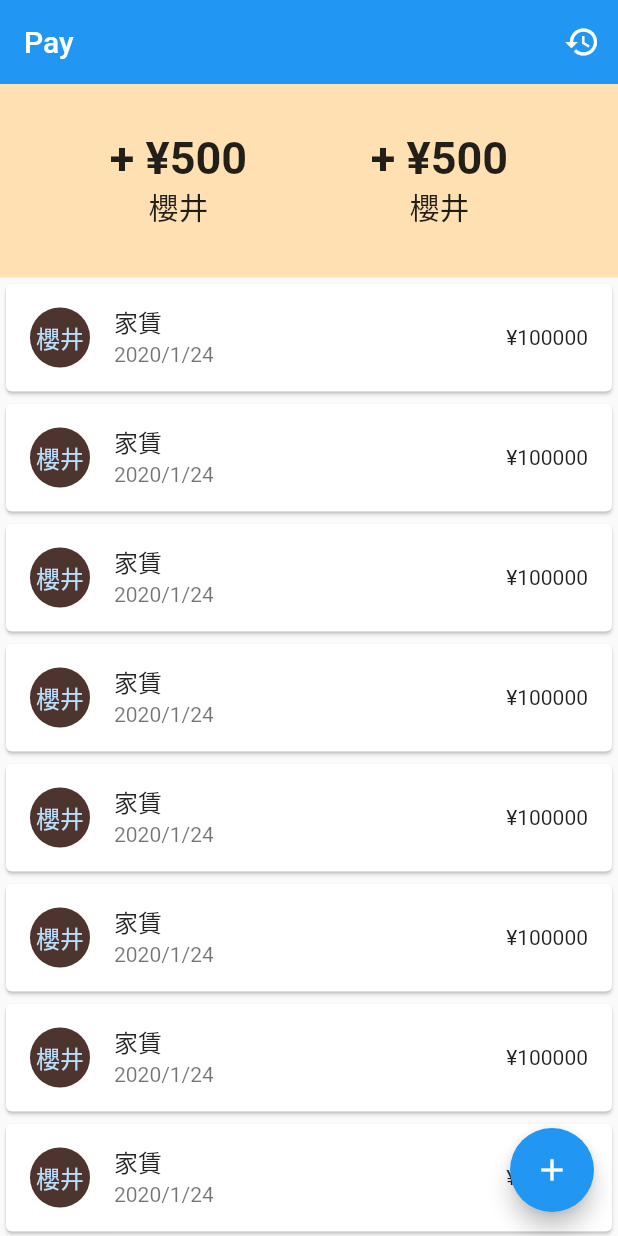
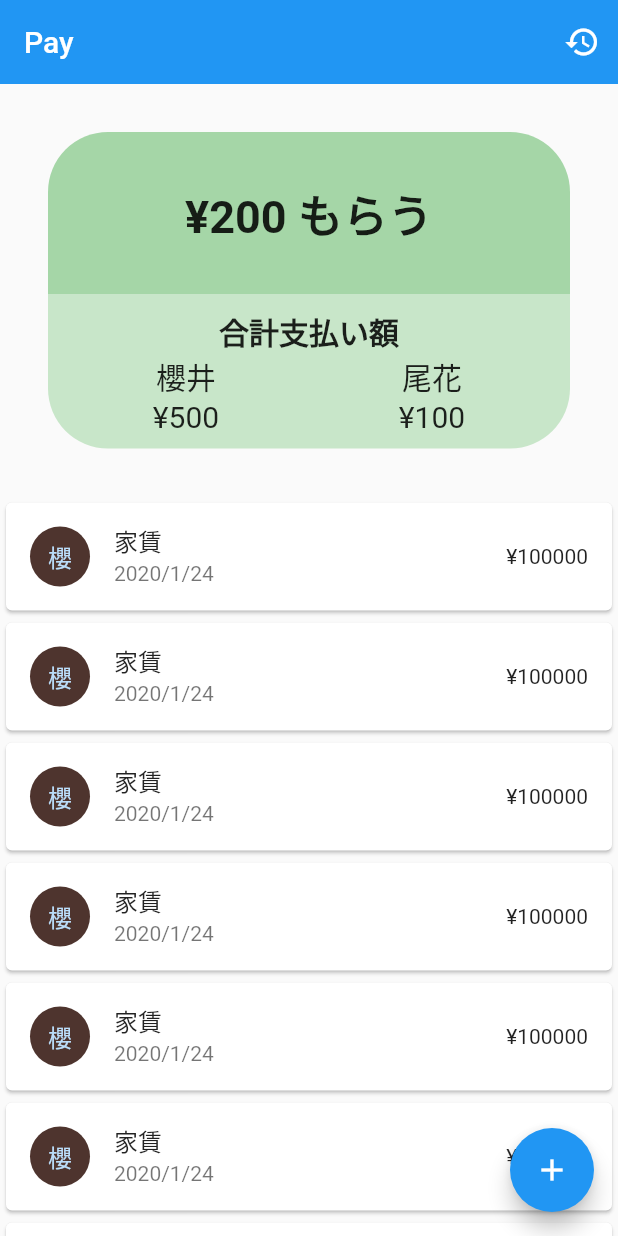
Before and after one commit to shibadog39/refactor-room-sharing-flutter, a Flutter app: the screen it shows after launch, on a phone screen of 412 x 824 dp. Run offline on Flutter 3.47's test engine with Material 2 defaults, Android fonts, the phone set to English and light mode, and no system bars.

Commit message:
精算画面のレイアウトを修正する

```diff
--- a/lib/main.dart
+++ b/lib/main.dart
@@ -6,100 +6,74 @@ class MyApp extends StatelessWidget {
   // This widget is the root of your application.
   @override
   Widget build(BuildContext context) {
-//    final results = Container(
-//        padding: EdgeInsets.all(20),
-//        child: Card(
-//          child: Table(
-//            defaultVerticalAlignment: TableCellVerticalAlignment.middle,
-//            children: [
-//              TableRow(
-//                  decoration: new BoxDecoration(
-//                      border: new Border(
-//                          bottom: BorderSide(
-//                              width: 1.0, color: Color(0xFFFF000000)))),
-//                  children: [
-//                    Text('名前'),
-//                    Text('負担'),
-//                    Text('精算'),
-//                  ]),
-//              TableRow(children: [
-//                Text('櫻井'),
-//                Text('¥120'),
-//                Text('+ ¥60'),
-//              ]),
-//              TableRow(children: [
-//                Text('尾花'),
-//                Text('¥0'),
-//                Text('- ¥60'),
-//              ]),
-//            ],
-//          ),
-//        ));
-//
-//    final resultTable = Center(
-//        child: Container(
-//      height: 150,
-//      child: Row(
-//        crossAxisAlignment: CrossAxisAlignment.start,
-//        mainAxisAlignment: MainAxisAlignment.center,
-//        children: [
-//          Container(
-//            width: 300,
-//            child: Container(
-//              child: Column(
-//                children: [results],
-//              ),
-//            ),
-//          ),
-//        ],
-//      ),
-//    ));
-
     Widget titleSection = Container(
       padding: const EdgeInsets.all(32),
-      color: Colors.orange[100],
-      child: Row(
-        children: [
-          Expanded(
-            child: Center(
       child: Column(
         children: [
-                  Text(
-                    '+ ¥500',
+          Container(
+            decoration: new BoxDecoration(
+                color: Colors.green[200],
+                borderRadius: new BorderRadius.only(
+                    topLeft:  const  Radius.circular(40.0),
+                    topRight: const  Radius.circular(40.0))
+            ),
+            padding: const EdgeInsets.all(32),
+            child: Center(
+              child: Text(
+                '¥200 もらう',
                 style: TextStyle(
                   fontSize: 30,
                   fontWeight: FontWeight.bold,
                 ),
               ),
-                  Text(
-                    '櫻井',
+            ),
+          ),
+          Container(
+            decoration: new BoxDecoration(
+                color: Colors.green[100],
+                borderRadius: new BorderRadius.only(
+                    bottomLeft:  const  Radius.circular(40.0),
+                    bottomRight: const  Radius.circular(40.0))
+            ),
+            padding: const EdgeInsets.all(10),
+            child: Column(
+              children: [
+                Text('合計支払い額',
                     style: TextStyle(
                       fontSize: 20,
-                    ),
-                  ),
+                      fontWeight: FontWeight.bold,
+                    )),
+                Row(children: [
+                  Expanded(
+                    child: Column(
+                      children: [
+                        Text('櫻井',
+                            style: TextStyle(
+                              fontSize: 20,
+                            )),
+                        Text('¥500',
+                            style: TextStyle(
+                              fontSize: 20,
+                            )),
                       ],
                     ),
                   ),
-          ),
                   Expanded(
-            child: Center(
                     child: Column(
                       children: [
-                  Text(
-                    '+ ¥500',
+                        Text('尾花',
                             style: TextStyle(
-                      fontSize: 30,
-                      fontWeight: FontWeight.bold,
+                              fontSize: 20,
+                            )),
+                        Text('¥100',
+                            style: TextStyle(
+                              fontSize: 20,
+                            )),
+                      ],
                     ),
                   ),
-                  Text(
-                    '櫻井',
-                    style: TextStyle(
-                      fontSize: 20,
-                    ),
-                  ),
+                ]),
               ],
-              ),
             ),
           ),
         ],
@@ -110,7 +84,7 @@ class MyApp extends StatelessWidget {
           child: ListTile(
             leading: CircleAvatar(
               backgroundColor: Colors.brown.shade800,
-              child: Text('櫻井'),
+              child: Text('櫻'),
             ),
             title: Text('家賃'),
             subtitle: Text('2020/1/24'),
```
Lines whose indentation alone changed are shown as unchanged.
